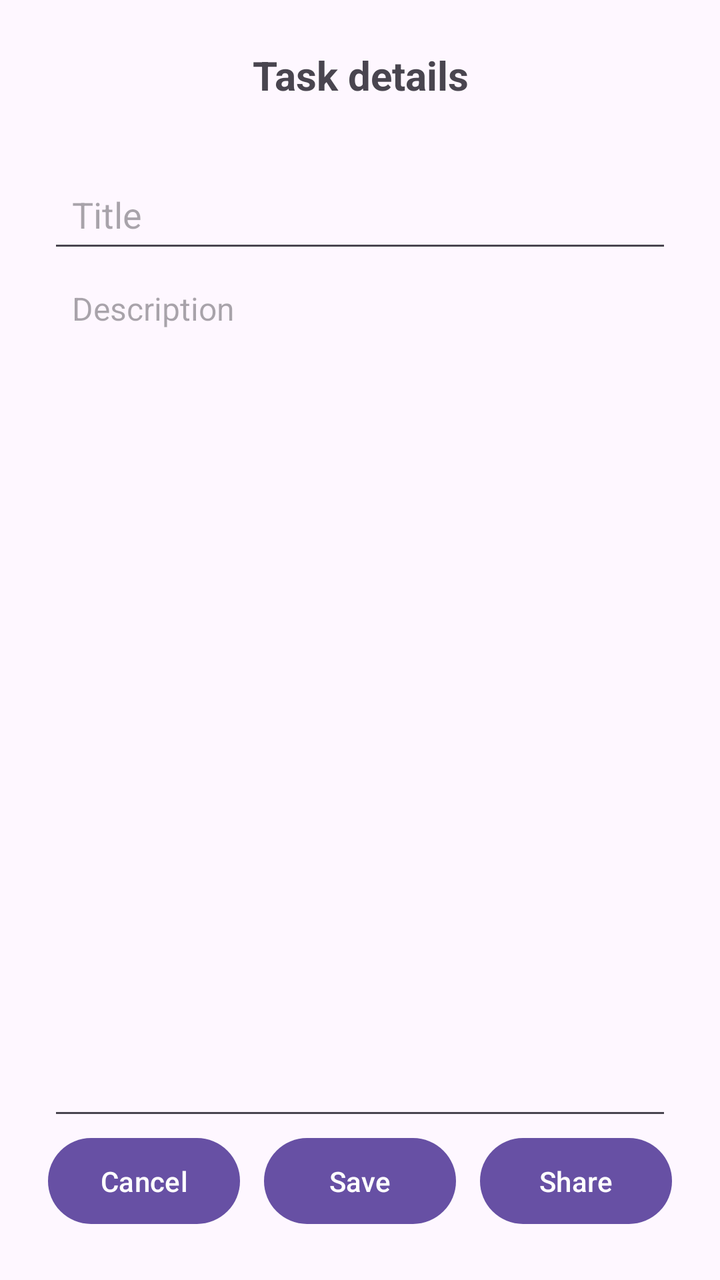
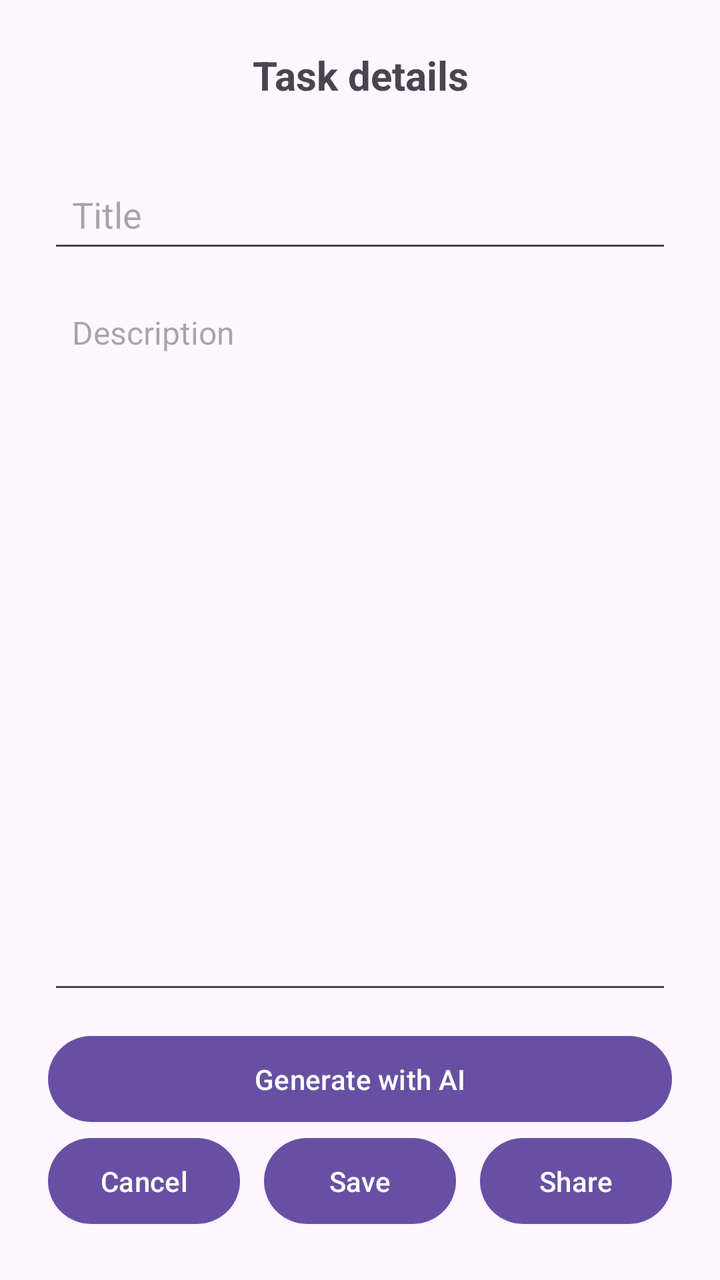

An Android layout rendered at two revisions. The XML below is the earlier revision; the diff shows what the commit changed to produce the second picture.
<!-- AndroidManifest.xml: application theme Theme.TaskHep -->
<!-- res/layout/activity_add_edit_task.xml -->
<?xml version="1.0" encoding="utf-8"?>
<androidx.constraintlayout.widget.ConstraintLayout
    xmlns:android="http://schemas.android.com/apk/res/android"
    xmlns:app="http://schemas.android.com/apk/res-auto"
    android:layout_width="match_parent"
    android:layout_height="match_parent"
    android:padding="24dp"
    android:background="?attr/colorSurface">

    <TextView
        android:id="@+id/tvScreenTitle"
        android:layout_width="0dp"
        android:layout_height="wrap_content"
        android:text="Task details"
        android:textSize="20sp"
        android:textStyle="bold"
        app:layout_constraintTop_toTopOf="parent"
        app:layout_constraintStart_toStartOf="parent"
        app:layout_constraintEnd_toEndOf="parent"
        android:gravity="center"/>

    <EditText
        android:id="@+id/etTitle"
        android:layout_width="0dp"
        android:layout_height="wrap_content"
        android:layout_marginTop="32dp"
        android:hint="Title"
        android:textSize="18sp"
        android:padding="12dp"
        app:layout_constraintTop_toBottomOf="@id/tvScreenTitle"
        app:layout_constraintStart_toStartOf="parent"
        app:layout_constraintEnd_toEndOf="parent"/>

    <EditText
        android:id="@+id/etDescription"
        android:layout_width="0dp"
        android:layout_height="0dp"
        android:hint="Description"
        android:gravity="top"
        android:minLines="6"
        android:textSize="16sp"
        android:padding="12dp"
        app:layout_constraintTop_toBottomOf="@id/etTitle"
        app:layout_constraintStart_toStartOf="parent"
        app:layout_constraintEnd_toEndOf="parent"
        app:layout_constraintBottom_toTopOf="@+id/bottomButtons"/>

    <LinearLayout
        android:id="@+id/bottomButtons"
        android:layout_width="0dp"
        android:layout_height="wrap_content"
        android:orientation="horizontal"
        android:gravity="center"
        app:layout_constraintStart_toStartOf="parent"
        app:layout_constraintEnd_toEndOf="parent"
        app:layout_constraintBottom_toBottomOf="parent">

        <Button
            android:id="@+id/btnCancel"
            android:layout_width="0dp"
            android:layout_height="wrap_content"
            android:layout_weight="1"
            android:layout_marginEnd="8dp"
            android:text="Cancel"
            android:padding="12dp"/>

        <Button
            android:id="@+id/btnSave"
            android:layout_width="0dp"
            android:layout_height="wrap_content"
            android:layout_weight="1"
            android:layout_marginStart="4dp"
            android:layout_marginEnd="4dp"
            android:text="Save"
            android:padding="12dp"/>

        <Button
            android:id="@+id/btnShare"
            android:layout_width="0dp"
            android:layout_height="wrap_content"
            android:layout_weight="1"
            android:layout_marginStart="8dp"
            android:text="Share"
            android:padding="12dp"/>
    </LinearLayout>

</androidx.constraintlayout.widget.ConstraintLayout>
<!-- resources referenced by this layout -->
<resources>
  <style name="Theme.TaskHep" parent="Base.Theme.TaskHep" />
  <style name="Base.Theme.TaskHep" parent="Theme.Material3.DayNight.NoActionBar">
          
          
      </style>
</resources>

<!-- the commit's change to res/layout/activity_add_edit_task.xml (unified diff, before → after) -->
@@ -14,10 +14,10 @@
         android:text="Task details"
         android:textSize="20sp"
         android:textStyle="bold"
+        android:gravity="center"
         app:layout_constraintTop_toTopOf="parent"
         app:layout_constraintStart_toStartOf="parent"
-        app:layout_constraintEnd_toEndOf="parent"
-        android:gravity="center"/>
+        app:layout_constraintEnd_toEndOf="parent" />
 
     <EditText
         android:id="@+id/etTitle"
@@ -29,12 +29,13 @@
         android:padding="12dp"
         app:layout_constraintTop_toBottomOf="@id/tvScreenTitle"
         app:layout_constraintStart_toStartOf="parent"
-        app:layout_constraintEnd_toEndOf="parent"/>
+        app:layout_constraintEnd_toEndOf="parent" />
 
     <EditText
         android:id="@+id/etDescription"
         android:layout_width="0dp"
         android:layout_height="0dp"
+        android:layout_marginTop="12dp"
         android:hint="Description"
         android:gravity="top"
         android:minLines="6"
@@ -43,12 +44,25 @@
         app:layout_constraintTop_toBottomOf="@id/etTitle"
         app:layout_constraintStart_toStartOf="parent"
         app:layout_constraintEnd_toEndOf="parent"
-        app:layout_constraintBottom_toTopOf="@+id/bottomButtons"/>
+        app:layout_constraintBottom_toTopOf="@id/btnGenerateAi" />
+
+    <Button
+        android:id="@+id/btnGenerateAi"
+        android:layout_width="0dp"
+        android:layout_height="wrap_content"
+        android:layout_marginTop="12dp"
+        android:text="Generate with AI"
+        android:padding="12dp"
+        app:layout_constraintTop_toBottomOf="@id/etDescription"
+        app:layout_constraintStart_toStartOf="parent"
+        app:layout_constraintEnd_toEndOf="parent"
+        app:layout_constraintBottom_toTopOf="@id/bottomButtons" />
 
     <LinearLayout
         android:id="@+id/bottomButtons"
         android:layout_width="0dp"
         android:layout_height="wrap_content"
+        android:layout_marginTop="12dp"
         android:orientation="horizontal"
         android:gravity="center"
         app:layout_constraintStart_toStartOf="parent"
@@ -62,7 +76,7 @@
             android:layout_weight="1"
             android:layout_marginEnd="8dp"
             android:text="Cancel"
-            android:padding="12dp"/>
+            android:padding="12dp" />
 
         <Button
             android:id="@+id/btnSave"
@@ -72,7 +86,7 @@
             android:layout_marginStart="4dp"
             android:layout_marginEnd="4dp"
             android:text="Save"
-            android:padding="12dp"/>
+            android:padding="12dp" />
 
         <Button
             android:id="@+id/btnShare"
@@ -81,7 +95,7 @@
             android:layout_weight="1"
             android:layout_marginStart="8dp"
             android:text="Share"
-            android:padding="12dp"/>
+            android:padding="12dp" />
     </LinearLayout>
 
 </androidx.constraintlayout.widget.ConstraintLayout>
